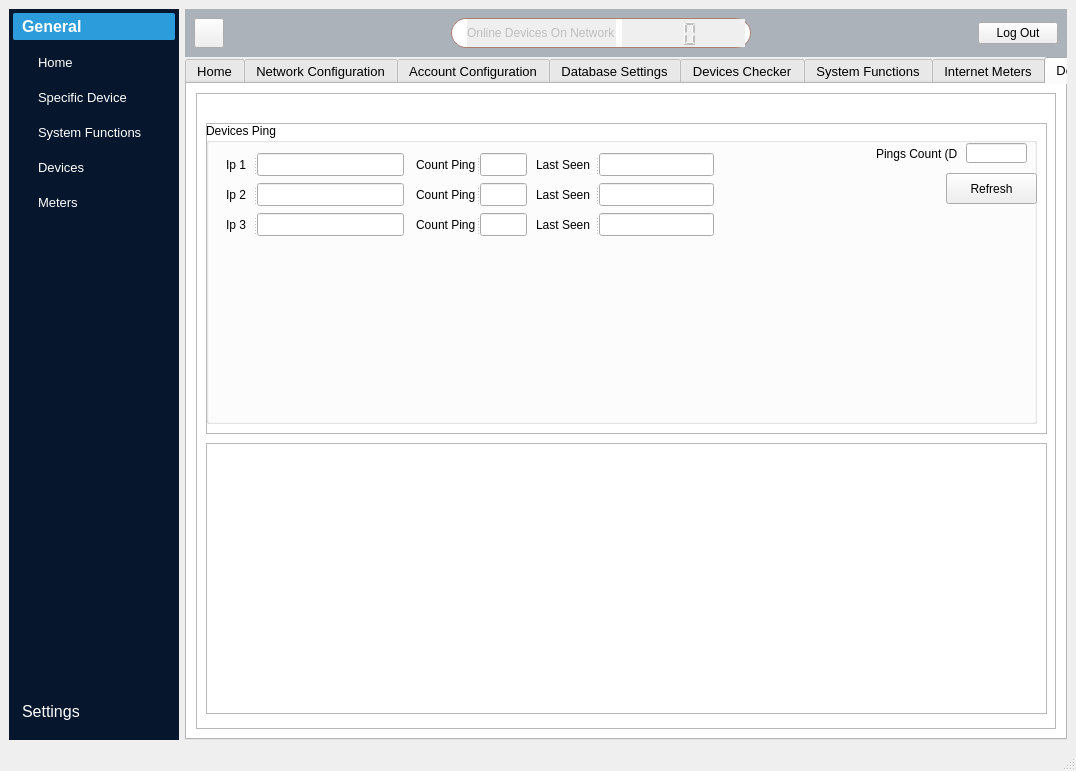
Above: front/main_window2.ui from mohamedkhaledegy/Final-Project before the change. Below: the same form after it.
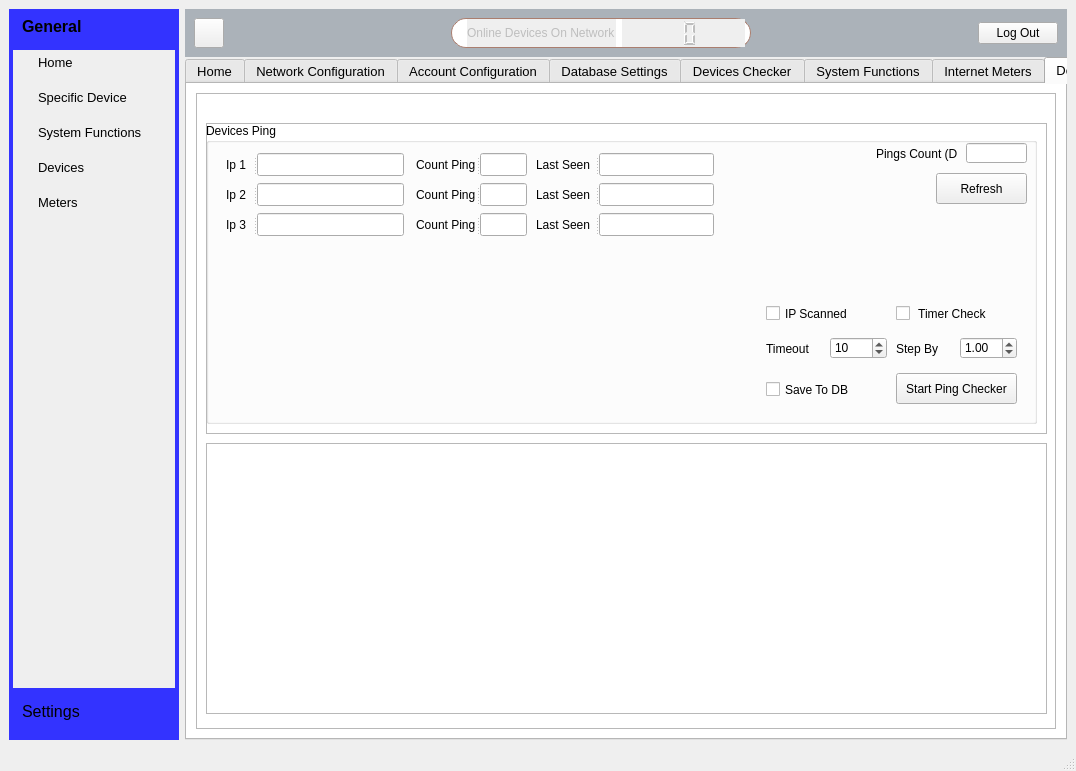
That is the form after the change. The open tabs and pages were chosen to show the change. Icons and pictures are not drawn. Custom widgets are drawn as their Qt base class.

```diff
--- a/front/main_window2.ui
+++ b/front/main_window2.ui
@@ -2331,72 +2331,6 @@
             </rect>
            </property>
           </widget>
-          <widget class="QWidget" name="layoutWidget">
-           <property name="geometry">
-            <rect>
-             <x>130</x>
-             <y>50</y>
-             <width>191</width>
-             <height>31</height>
-            </rect>
-           </property>
-           <layout class="QHBoxLayout" name="horizontalLayout_4">
-            <item>
-             <widget class="QLabel" name="label_33">
-              <property name="text">
-               <string>Timeout</string>
-              </property>
-             </widget>
-            </item>
-            <item>
-             <widget class="QSpinBox" name="spinBox_ping_timeout">
-              <property name="value">
-               <number>10</number>
-              </property>
-             </widget>
-            </item>
-            <item>
-             <widget class="QLabel" name="label_34">
-              <property name="text">
-               <string>By Second</string>
-              </property>
-             </widget>
-            </item>
-           </layout>
-          </widget>
-          <widget class="QWidget" name="layoutWidget_2">
-           <property name="geometry">
-            <rect>
-             <x>332</x>
-             <y>50</y>
-             <width>161</width>
-             <height>31</height>
-            </rect>
-           </property>
-           <layout class="QHBoxLayout" name="horizontalLayout_5">
-            <item>
-             <widget class="QLabel" name="label_35">
-              <property name="text">
-               <string>Step By</string>
-              </property>
-             </widget>
-            </item>
-            <item>
-             <widget class="QDoubleSpinBox" name="doubleSpinBox_ping_stepby">
-              <property name="value">
-               <double>1.000000000000000</double>
-              </property>
-             </widget>
-            </item>
-            <item>
-             <widget class="QLabel" name="label_36">
-              <property name="text">
-               <string>By Second</string>
-              </property>
-             </widget>
-            </item>
-           </layout>
-          </widget>
          </widget>
          <widget class="QWidget" name="tab">
           <attribute name="title">
@@ -3390,7 +3324,7 @@
                <widget class="QPushButton" name="pushButton_refresh_db_2">
                 <property name="geometry">
                  <rect>
-                  <x>740</x>
+                  <x>730</x>
                   <y>50</y>
                   <width>91</width>
                   <height>31</height>
@@ -3400,6 +3334,110 @@
                  <string>Refresh</string>
                 </property>
                </widget>
+               <widget class="QWidget" name="layoutWidget_3">
+                <property name="geometry">
+                 <rect>
+                  <x>690</x>
+                  <y>210</y>
+                  <width>121</width>
+                  <height>31</height>
+                 </rect>
+                </property>
+                <layout class="QHBoxLayout" name="horizontalLayout_12">
+                 <item>
+                  <widget class="QLabel" name="label_77">
+                   <property name="text">
+                    <string>Step By</string>
+                   </property>
+                  </widget>
+                 </item>
+                 <item>
+                  <widget class="QDoubleSpinBox" name="doubleSpinBox_ping_stepby">
+                   <property name="value">
+                    <double>1.000000000000000</double>
+                   </property>
+                  </widget>
+                 </item>
+                </layout>
+               </widget>
+               <widget class="QPushButton" name="pushButton_checker_ping_3">
+                <property name="geometry">
+                 <rect>
+                  <x>690</x>
+                  <y>250</y>
+                  <width>121</width>
+                  <height>31</height>
+                 </rect>
+                </property>
+                <property name="text">
+                 <string>Start Ping Checker</string>
+                </property>
+               </widget>
+               <widget class="QWidget" name="layoutWidget_4">
+                <property name="geometry">
+                 <rect>
+                  <x>560</x>
+                  <y>210</y>
+                  <width>121</width>
+                  <height>31</height>
+                 </rect>
+                </property>
+                <layout class="QHBoxLayout" name="horizontalLayout_13">
+                 <item>
+                  <widget class="QLabel" name="label_79">
+                   <property name="text">
+                    <string>Timeout</string>
+                   </property>
+                  </widget>
+                 </item>
+                 <item>
+                  <widget class="QSpinBox" name="spinBox_ping_timeout">
+                   <property name="value">
+                    <number>10</number>
+                   </property>
+                  </widget>
+                 </item>
+                </layout>
+               </widget>
+               <widget class="QCheckBox" name="checkBox_save_ping_db">
+                <property name="geometry">
+                 <rect>
+                  <x>560</x>
+                  <y>256</y>
+                  <width>121</width>
+                  <height>21</height>
+                 </rect>
+                </property>
+                <property name="text">
+                 <string>Save To DB</string>
+                </property>
+               </widget>
+               <widget class="QCheckBox" name="checkBox_ping_timer">
+                <property name="geometry">
+                 <rect>
+                  <x>690</x>
+                  <y>180</y>
+                  <width>121</width>
+                  <height>21</height>
+                 </rect>
+                </property>
+                <property name="text">
+                 <string> Timer Check</string>
+                </property>
+               </widget>
+               <widget class="QCheckBox" name="checkBox_ping_ip_scanned">
+                <property name="geometry">
+                 <rect>
+                  <x>560</x>
+                  <y>180</y>
+                  <width>121</width>
+                  <height>21</height>
+                 </rect>
+                </property>
+                <property name="text">
+                 <string>IP Scanned</string>
+                </property>
+               </widget>
               </widget>
              </widget>
              <widget class="QFrame" name="frame_19">
@@ -3436,9 +3474,7 @@
        </size>
       </property>
       <property name="styleSheet">
-       <string notr="true">background-color: #06162d;
-color: #fff;
-border: none;</string>
+       <string notr="true"/>
       </property>
       <layout class="QGridLayout" name="gridLayout">
        <property name="leftMargin">
@@ -3464,10 +3500,7 @@
           </font>
          </property>
          <property name="styleSheet">
-          <string notr="true">#toolBox {
-	color: #fff;
-}
-
+          <string notr="true">
 #toolBox::tab {
 	padding-left:5px;
 	text-align:left;
@@ -3476,7 +3509,6 @@
 
 
 #toolBox::tab:selected {
-	background-color: #2d9cdb;
 	font-weight: bold;
 }
 
@@ -3486,13 +3518,6 @@
 	border-radius: 3px;
 }
 
-#toolBox QPushButton:hover {
-	background-color: #85C1E9;
-}
-
-#toolBox QPushButton:checked {
-	background-color: #3498DB;
-}
 
 </string>
          </property>
```
Left out of the diff: 30 changed lines with no effect on the pictures.
